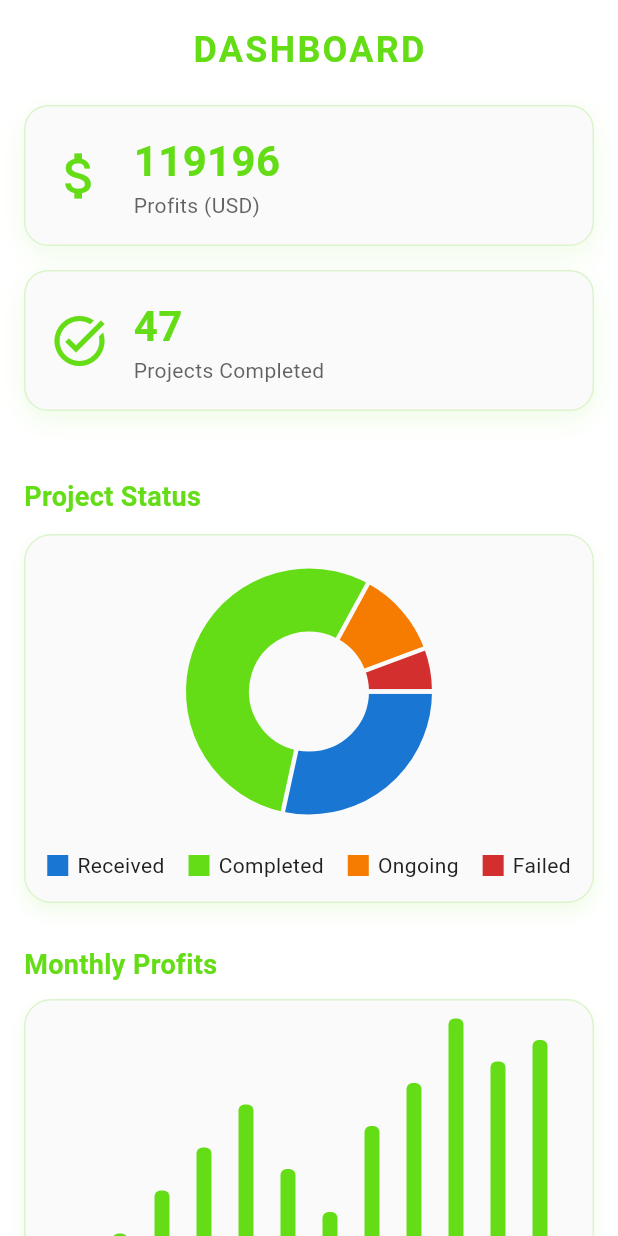
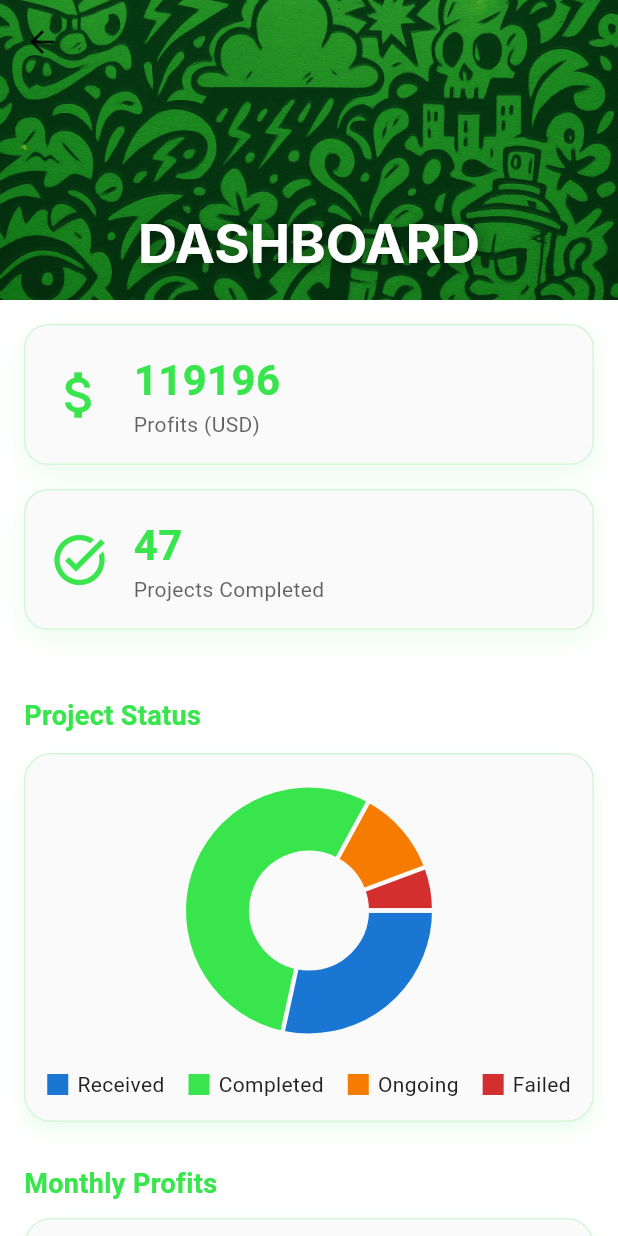
Before and after one commit to ShariqShoaib07/Virtual-Software-House, a Flutter app: the DeveloperHomePage screen opened directly, on a phone screen of 412 x 824 dp. Run offline on Flutter 3.47's test engine with Material 3 defaults, Android fonts, the phone set to English and light mode, and no system bars; drawn by our look-alikes of fl_chart; our stand-ins replace file_picker, google_fonts, image_picker, open_file; Roboto replaces fonts that are missing (Inter).

Commit message:
fixed some colors

```diff
--- a/lib/developer_home.dart
+++ b/lib/developer_home.dart
@@ -11,7 +11,7 @@ class DeveloperHomePage extends StatefulWidget {
 class _DeveloperHomePageState extends State<DeveloperHomePage> {
   int profits = 0;
   int completedProjects = 0;
-  final primaryGreen = Colors.lightGreenAccent[700]!;
+  final primaryGreen = Color(0xFF38E54D)!;
   final backgroundColor = Colors.white;
   final cardColor = Colors.grey[50]!;
   final textColor = Colors.grey[900]!;
@@ -191,31 +191,59 @@ class _DeveloperHomePageState extends State<DeveloperHomePage> {
 
     return Scaffold(
       backgroundColor: backgroundColor,
-      body: SafeArea(
-        child: SingleChildScrollView(
-          padding: EdgeInsets.all(16),
+      body: CustomScrollView(
+        slivers: [
+          SliverAppBar(
+            expandedHeight: 200,
+            floating: false,
+            pinned: true,
+            backgroundColor: primaryGreen,
+            flexibleSpace: FlexibleSpaceBar(
+              collapseMode: CollapseMode.parallax,
+              background: Stack(
+                children: [
+                  Image.asset(
+                    'assets/header_image.png',
+                    fit: BoxFit.cover,
+                    width: double.infinity,
+                  ),
+                  Container(
+                    color: Colors.black.withOpacity(0.3),
+                  ),
+                ],
+              ),
+              title: Container(
+                padding: const EdgeInsets.symmetric(horizontal: 16),
+                child: const Text(
+                  "DASHBOARD",
+                  style: TextStyle(
+                    fontSize: 24,
+                    fontWeight: FontWeight.bold,
+                    color: Colors.white,
+                    shadows: [
+                      Shadow(
+                        blurRadius: 10,
+                        color: Colors.black45,
+                        offset: Offset(1, 1),
+                      )
+                    ],
+                  ),
+                ),
+              ),
+              centerTitle: true,
+            ),
+          ),
+          SliverToBoxAdapter(
+            child: Padding(
+              padding: const EdgeInsets.all(16),
               child: Column(
                 crossAxisAlignment: CrossAxisAlignment.start,
                 children: [
-              Center(
-                child: Text(
-                  'DASHBOARD',
-                  style: GoogleFonts.roboto(
-                    fontSize: 24,
-                    fontWeight: FontWeight.bold,
-                    color: primaryGreen,
-                    letterSpacing: 1.5,
-                  ),
-                ),
-              ),
-              SizedBox(height: 20),
                   _buildAnimatedCounter("Profits (USD)", 120000, Icons.attach_money),
                   _buildAnimatedCounter("Projects Completed", 48, Icons.task_alt),
                   SizedBox(height: 28),
 
-              // Pie Chart Section
-              Text(
-                "Project Status",
+                  Text("Project Status",
                     style: GoogleFonts.roboto(
                         fontSize: 18,
                         color: primaryGreen,
@@ -230,7 +258,7 @@ class _DeveloperHomePageState extends State<DeveloperHomePage> {
                       borderRadius: BorderRadius.circular(18),
                       boxShadow: [
                         BoxShadow(
-                      color: primaryGreen!.withOpacity(0.1),
+                          color: primaryGreen.withOpacity(0.1),
                           blurRadius: 10,
                           offset: Offset(0, 6),
                         )
@@ -251,7 +279,7 @@ class _DeveloperHomePageState extends State<DeveloperHomePage> {
                             children: [
                               _buildLegend("Received", Colors.blue[700]!),
                               SizedBox(width: 16),
-                          _buildLegend("Completed", primaryGreen!),
+                              _buildLegend("Completed", primaryGreen),
                               SizedBox(width: 16),
                               _buildLegend("Ongoing", Colors.orange[700]!),
                               SizedBox(width: 16),
@@ -281,7 +309,7 @@ class _DeveloperHomePageState extends State<DeveloperHomePage> {
                       borderRadius: BorderRadius.circular(18),
                       boxShadow: [
                         BoxShadow(
-                      color: primaryGreen!.withOpacity(0.1),
+                          color: primaryGreen.withOpacity(0.1),
                           blurRadius: 10,
                           offset: Offset(0, 6),
                         )
@@ -312,7 +340,7 @@ class _DeveloperHomePageState extends State<DeveloperHomePage> {
                       borderRadius: BorderRadius.circular(18),
                       boxShadow: [
                         BoxShadow(
-                      color: primaryGreen!.withOpacity(0.1),
+                          color: primaryGreen.withOpacity(0.1),
                           blurRadius: 10,
                           offset: Offset(0, 6),
                         )
@@ -330,6 +358,8 @@ class _DeveloperHomePageState extends State<DeveloperHomePage> {
               ),
             ),
           ),
+        ],
+      ),
     );
   }
 }
--- a/lib/developer_page.dart
+++ b/lib/developer_page.dart
@@ -72,7 +72,7 @@ class _DeveloperPageState extends State<DeveloperPage> {
   @override
   Widget build(BuildContext context) {
     final primaryGreen = Colors.green;
-    final accentGreen = Colors.greenAccent[400];
+    final accentGreen = Color(0xFF38E54D);
     final backgroundColor = Colors.white;
     final cardColor = Colors.grey[50];
     final textColor = Colors.grey[900];
--- a/lib/projects_page_c.dart
+++ b/lib/projects_page_c.dart
@@ -64,7 +64,7 @@ class _ProjectsPageCState extends State<ProjectsPageC> {
         padding: EdgeInsets.only(bottom: kBottomNavigationBarHeight + 40),
         child: FloatingActionButton(
           onPressed: () => showAddProjectDialog(context),
-          backgroundColor: Colors.green,
+          backgroundColor: Color(0xFF38E54D),
           child: const Icon(Icons.add, color: Colors.white),
         ),
       ),
@@ -122,7 +122,7 @@ class _ProjectsPageCState extends State<ProjectsPageC> {
                 style: const TextStyle(
                   fontSize: 18,
                   fontWeight: FontWeight.bold,
-                  color: Colors.green,
+                  color: Color(0xFF38E54D),
                 ),
               ),
               const SizedBox(height: 8),
--- a/lib/settings_page_a.dart
+++ b/lib/settings_page_a.dart
@@ -12,7 +12,7 @@ class SettingsPage extends StatelessWidget {
 
   @override
   Widget build(BuildContext context) {
-    final primaryGreen = Colors.greenAccent[700];
+    final primaryGreen = Color(0xFF38E54D);
     final accentGreen = Colors.greenAccent[400];
     final backgroundColor = Colors.white;
     final cardColor = Colors.grey[50]!;
```
Lines whose indentation alone changed are shown as unchanged.
